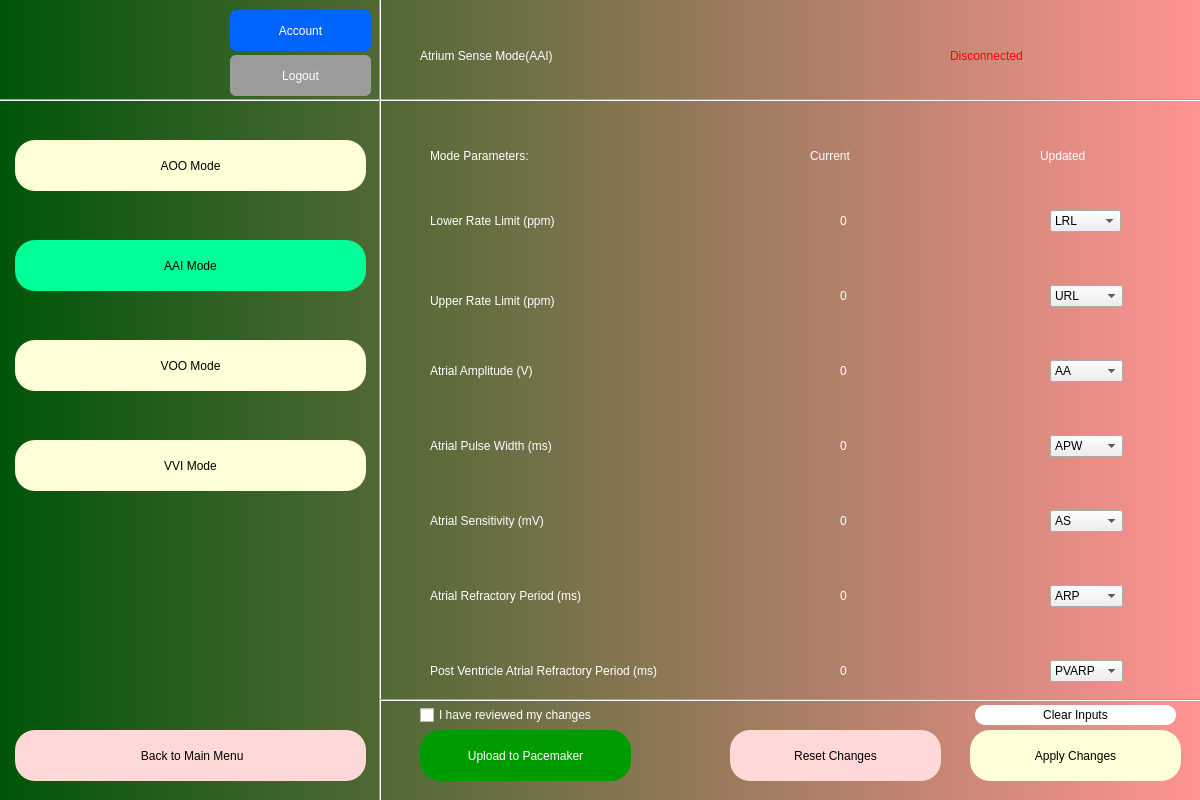
First picture: the form in DCM/interface/aai_mode.ui, repository patrickkosierb/3K04_DCM, before the edit.
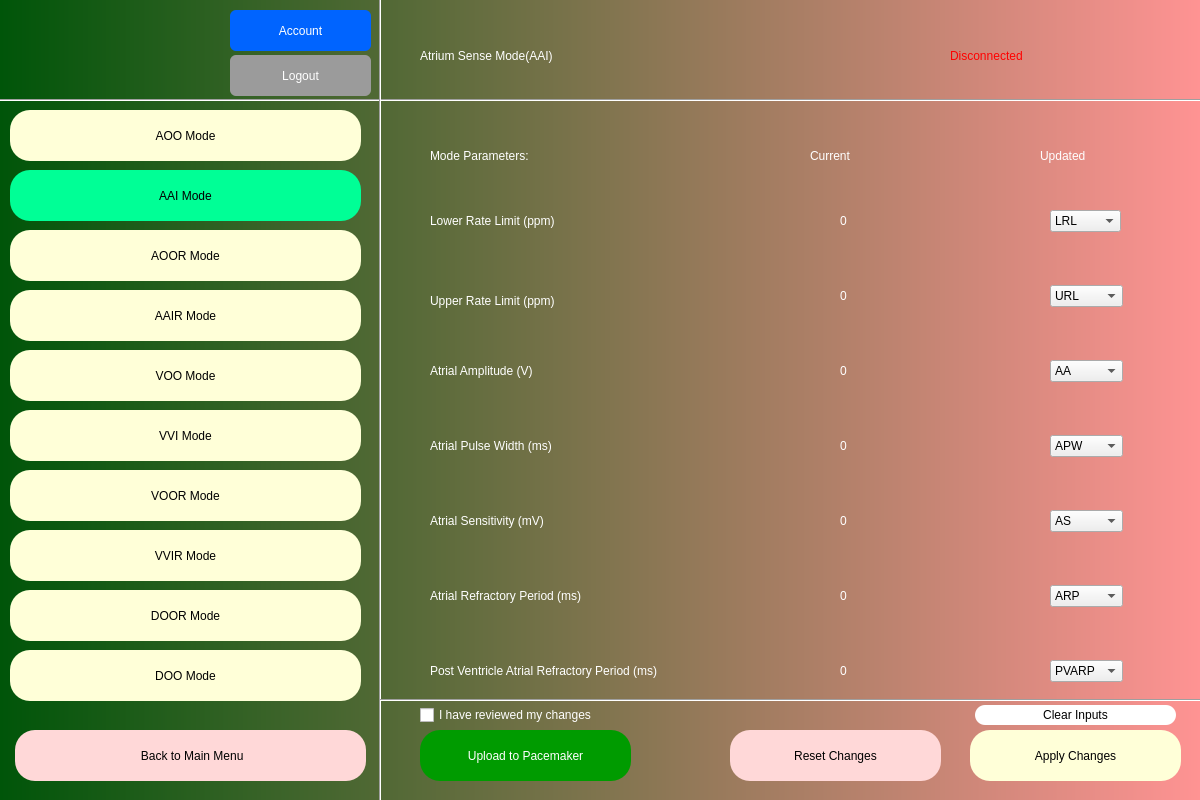
Second picture: the form after the edit.

Commit message: debugged old modes

Patch:
```diff
--- a/DCM/interface/aai_mode.ui
+++ b/DCM/interface/aai_mode.ui
@@ -347,8 +347,8 @@
    <widget class="QPushButton" name="aai">
     <property name="geometry">
      <rect>
-      <x>15</x>
-      <y>240</y>
+      <x>10</x>
+      <y>170</y>
       <width>351</width>
       <height>51</height>
      </rect>
@@ -485,8 +485,8 @@
    <widget class="QPushButton" name="aoo">
     <property name="geometry">
      <rect>
-      <x>15</x>
-      <y>140</y>
+      <x>10</x>
+      <y>110</y>
       <width>351</width>
       <height>51</height>
      </rect>
@@ -561,8 +561,8 @@
    <widget class="QPushButton" name="voo">
     <property name="geometry">
      <rect>
-      <x>15</x>
-      <y>340</y>
+      <x>10</x>
+      <y>350</y>
       <width>351</width>
       <height>51</height>
      </rect>
@@ -580,8 +580,8 @@
    <widget class="QPushButton" name="vvi">
     <property name="geometry">
      <rect>
-      <x>15</x>
-      <y>440</y>
+      <x>10</x>
+      <y>410</y>
       <width>351</width>
       <height>51</height>
      </rect>
@@ -1998,6 +1998,120 @@
      <string>Clear Inputs</string>
     </property>
    </widget>
+   <widget class="QPushButton" name="aoor">
+    <property name="geometry">
+     <rect>
+      <x>10</x>
+      <y>230</y>
+      <width>351</width>
+      <height>51</height>
+     </rect>
+    </property>
+    <property name="styleSheet">
+     <string notr="true">border-radius: 20px;
+color: rgb(0,0,0);
+background-color: rgb(255, 255, 216);
+font: 12pt &quot;Arial&quot;;</string>
+    </property>
+    <property name="text">
+     <string>AOOR Mode</string>
+    </property>
+   </widget>
+   <widget class="QPushButton" name="aair">
+    <property name="geometry">
+     <rect>
+      <x>10</x>
+      <y>290</y>
+      <width>351</width>
+      <height>51</height>
+     </rect>
+    </property>
+    <property name="styleSheet">
+     <string notr="true">border-radius: 20px;
+color: rgb(0,0,0);
+background-color: rgb(255, 255, 216);
+font: 12pt &quot;Arial&quot;;</string>
+    </property>
+    <property name="text">
+     <string>AAIR Mode</string>
+    </property>
+   </widget>
+   <widget class="QPushButton" name="voor">
+    <property name="geometry">
+     <rect>
+      <x>10</x>
+      <y>470</y>
+      <width>351</width>
+      <height>51</height>
+     </rect>
+    </property>
+    <property name="styleSheet">
+     <string notr="true">border-radius: 20px;
+color: rgb(0,0,0);
+background-color: rgb(255, 255, 216);
+font: 12pt &quot;Arial&quot;;</string>
+    </property>
+    <property name="text">
+     <string>VOOR Mode</string>
+    </property>
+   </widget>
+   <widget class="QPushButton" name="vvir">
+    <property name="geometry">
+     <rect>
+      <x>10</x>
+      <y>530</y>
+      <width>351</width>
+      <height>51</height>
+     </rect>
+    </property>
+    <property name="styleSheet">
+     <string notr="true">border-radius: 20px;
+color: rgb(0,0,0);
+background-color: rgb(255, 255, 216);
+font: 12pt &quot;Arial&quot;;</string>
+    </property>
+    <property name="text">
+     <string>VVIR Mode</string>
+    </property>
+   </widget>
+   <widget class="QPushButton" name="door">
+    <property name="geometry">
+     <rect>
+      <x>10</x>
+      <y>590</y>
+      <width>351</width>
+      <height>51</height>
+     </rect>
+    </property>
+    <property name="styleSheet">
+     <string notr="true">border-radius: 20px;
+color: rgb(0,0,0);
+background-color: rgb(255, 255, 216);
+font: 12pt &quot;Arial&quot;;</string>
+    </property>
+    <property name="text">
+     <string>DOOR Mode</string>
+    </property>
+   </widget>
+   <widget class="QPushButton" name="doo">
+    <property name="geometry">
+     <rect>
+      <x>10</x>
+      <y>650</y>
+      <width>351</width>
+      <height>51</height>
+     </rect>
+    </property>
+    <property name="styleSheet">
+     <string notr="true">border-radius: 20px;
+color: rgb(0,0,0);
+background-color: rgb(255, 255, 216);
+font: 12pt &quot;Arial&quot;;</string>
+    </property>
+    <property name="text">
+     <string>DOO Mode</string>
+    </property>
+   </widget>
   </widget>
  </widget>
  <resources/>
```
The commit also changes 3 other files.
